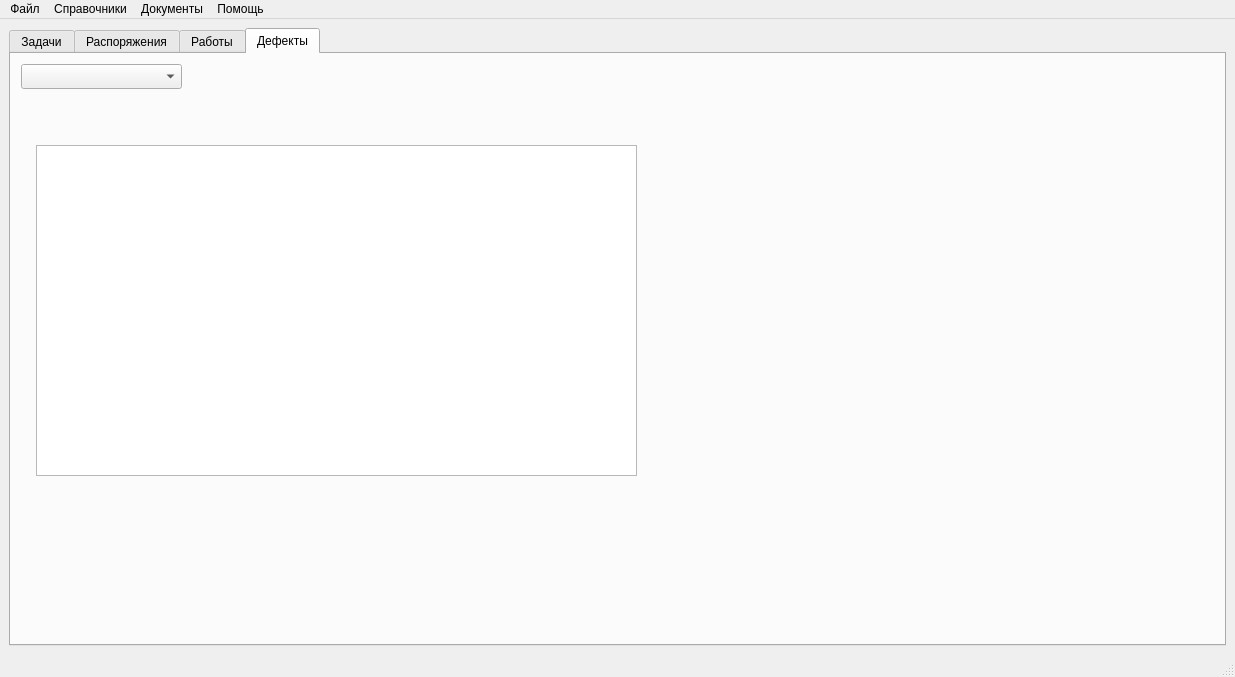
The window that mainwindow.ui (Balyaev-D-A/MFDB) describes before a commit, drawn with Qt 5.
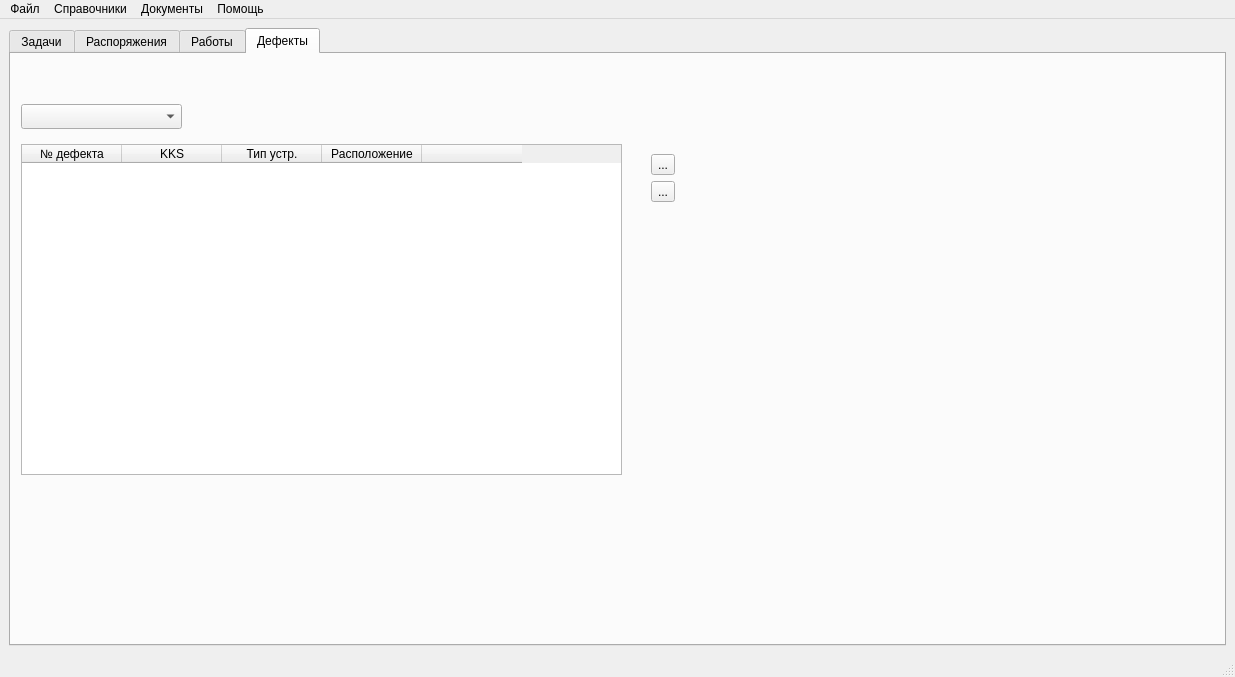
The same window after the commit. The open tabs and pages were chosen to show the change. Icons and pictures are not drawn.

Commit message: Fixed unicode problem in windows

The edit to the form file:
```diff
--- a/mainwindow.ui
+++ b/mainwindow.ui
@@ -454,7 +454,7 @@
         <property name="geometry">
          <rect>
           <x>10</x>
-          <y>10</y>
+          <y>50</y>
           <width>161</width>
           <height>25</height>
          </rect>
@@ -463,12 +463,76 @@
        <widget class="QTableWidget" name="tableWidget_2">
         <property name="geometry">
          <rect>
-          <x>25</x>
-          <y>91</y>
+          <x>10</x>
+          <y>90</y>
           <width>601</width>
           <height>331</height>
          </rect>
         </property>
+        <column>
+         <property name="text">
+          <string>№ дефекта</string>
+         </property>
+        </column>
+        <column>
+         <property name="text">
+          <string>KKS</string>
+         </property>
+        </column>
+        <column>
+         <property name="text">
+          <string>Тип устр.</string>
+         </property>
+        </column>
+        <column>
+         <property name="text">
+          <string>Расположение</string>
+         </property>
+        </column>
+        <column>
+         <property name="text">
+          <string/>
+         </property>
+        </column>
+       </widget>
+       <widget class="QWidget" name="">
+        <property name="geometry">
+         <rect>
+          <x>640</x>
+          <y>100</y>
+          <width>28</width>
+          <height>94</height>
+         </rect>
+        </property>
+        <layout class="QVBoxLayout" name="verticalLayout_5">
+         <item>
+          <widget class="QToolButton" name="toolButton_5">
+           <property name="text">
+            <string>...</string>
+           </property>
+          </widget>
+         </item>
+         <item>
+          <widget class="QToolButton" name="toolButton_6">
+           <property name="text">
+            <string>...</string>
+           </property>
+          </widget>
+         </item>
+         <item>
+          <spacer name="verticalSpacer_3">
+           <property name="orientation">
+            <enum>Qt::Vertical</enum>
+           </property>
+           <property name="sizeHint" stdset="0">
+            <size>
+             <width>20</width>
+             <height>40</height>
+            </size>
+           </property>
+          </spacer>
+         </item>
+        </layout>
        </widget>
       </widget>
      </widget>
```
Left out of the diff: 51 changed lines with no effect on the pictures. The commit also changes 3 other files.
